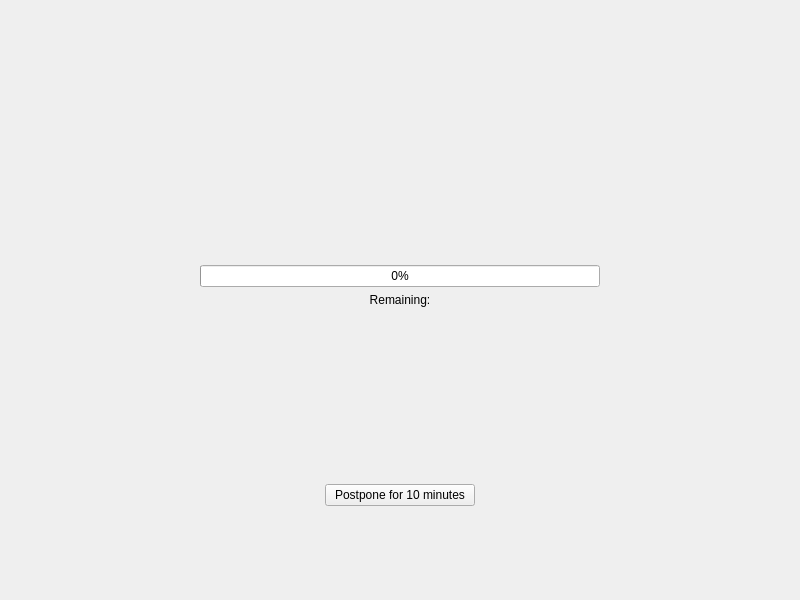
Old version of the form app/mainwindow.ui in the repository qbreak-app/qbreak.
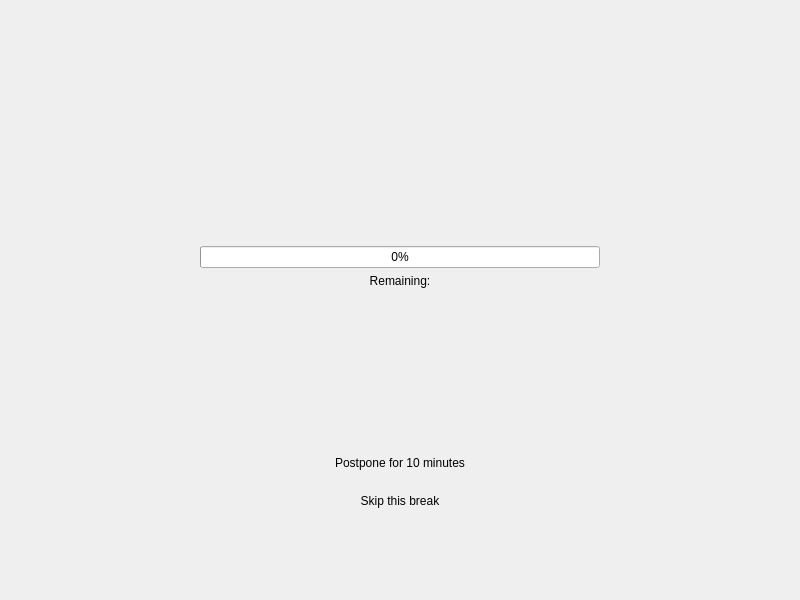
New version of the form.

Diff of the .ui file:
```diff
--- a/app/mainwindow.ui
+++ b/app/mainwindow.ui
@@ -107,7 +107,7 @@
      <widget class="QPushButton" name="mPostponeButton">
       <property name="minimumSize">
        <size>
-        <width>150</width>
+        <width>200</width>
         <height>0</height>
        </size>
       </property>
@@ -119,6 +119,47 @@
       </property>
       <property name="text">
        <string notr="true">Postpone for 10 minutes</string>
+      </property>
+      <property name="flat">
+       <bool>true</bool>
+      </property>
+     </widget>
+    </item>
+    <item>
+     <spacer name="verticalSpacer_7">
+      <property name="orientation">
+       <enum>Qt::Vertical</enum>
+      </property>
+      <property name="sizeType">
+       <enum>QSizePolicy::Preferred</enum>
+      </property>
+      <property name="sizeHint" stdset="0">
+       <size>
+        <width>20</width>
+        <height>10</height>
+       </size>
+      </property>
+     </spacer>
+    </item>
+    <item alignment="Qt::AlignHCenter">
+     <widget class="QPushButton" name="mSkipButton">
+      <property name="minimumSize">
+       <size>
+        <width>200</width>
+        <height>0</height>
+       </size>
+      </property>
+      <property name="maximumSize">
+       <size>
+        <width>300</width>
+        <height>16777215</height>
+       </size>
+      </property>
+      <property name="text">
+       <string>Skip this break</string>
+      </property>
+      <property name="flat">
+       <bool>true</bool>
       </property>
      </widget>
     </item>
```
